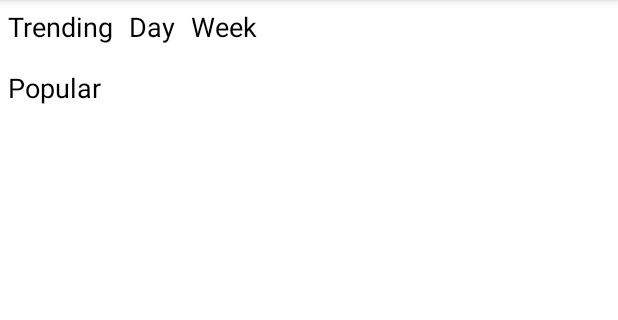
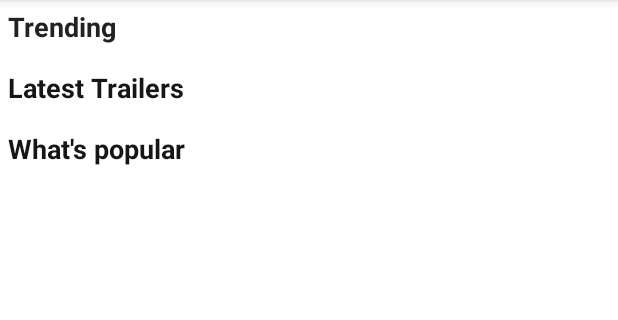
Before and after one commit to DK-UK/TMDBMovies, an Android app: the screen it shows after launch (MainActivity), on a phone screen of 412 x 824 dp, the part 84-404 px from its top. Run offline under Robolectric (Android 15) with nearby library versions, the phone set to English and light mode, and no system bars; network calls fail; pictures from the network do not load; 3 statements that could not run were skipped.

Commit message:
latest trailer added (designing pending)

```diff
--- a/app/src/main/java/com/example/myapplication/data/ApiCollection.kt
+++ b/app/src/main/java/com/example/myapplication/data/ApiCollection.kt
@@ -18,5 +18,10 @@ interface ApiCollection {
     suspend fun getPopularMovies(@Query("api_key") apiKey : String = BuildConfig.TMDB_API_KEY, @Query("sort_by") sortBy : String = "popularity.desc",
     @Query("with_watch_providers") withWatchProviders : Int = 8) : TrendingMovies
 
+    @GET("movie/{trailer_type}")
+    suspend fun getLatestTrailer(@Path("trailer_type") trailerType : String, @Query("api_key") apiKey : String = BuildConfig.TMDB_API_KEY,
+    @Query("language") language : String = "en-US", @Query("page") page : Int = 1) : TrendingMovies
+
+    /*https://api.themoviedb.org/3/movie/now_playing?api_key=568fb9ad3b36b1d871df2aa971f14d8c&language=en-US&page=1*/
     /*https://api.themoviedb.org/3/discover/movie?api_key=568fb9ad3b36b1d871df2aa971f14d8c&sort_by=popularity.desc&with_watch_providers=8&media_type=movie*/
 }
--- a/app/src/main/java/com/example/myapplication/data/MoviesRepository.kt
+++ b/app/src/main/java/com/example/myapplication/data/MoviesRepository.kt
@@ -7,8 +7,11 @@ class MoviesRepository(val apiCollection: ApiCollection) {
     suspend fun getTrendingMovies(mediaType : String, timeWindow : String) : TrendingMovies {
             return apiCollection.getTrendingMovies(mediaType, timeWindow)
     }
-
     suspend fun getPopularMovies() : TrendingMovies{
         return apiCollection.getPopularMovies()
     }
+
+    suspend fun getLatestTrailer(trailer_type : String) : TrendingMovies{
+        return apiCollection.getLatestTrailer(trailerType = trailer_type)
+    }
 }
--- a/app/src/main/java/com/example/myapplication/data/model/TrendingMovies.kt
+++ b/app/src/main/java/com/example/myapplication/data/model/TrendingMovies.kt
@@ -1,8 +1,11 @@
 package com.example.myapplication.data.model
 
+import com.example.myapplication.utils.Constant
+
 data class TrendingMovies(
-    val page: Int = 0,
+    var type : Int = Constant.TYPE_MOVIE,
+    var page: Int = 0,
     val results: List<Result> = emptyList(),
-    val total_pages: Int = 0,
-    val total_results: Int = 0
+    var total_pages: Int = 0,
+    var total_results: Int = 0
 )
--- a/app/src/main/java/com/example/myapplication/ui/HomeMoviesFragment.kt
+++ b/app/src/main/java/com/example/myapplication/ui/HomeMoviesFragment.kt
@@ -1,6 +1,7 @@
 package com.example.myapplication.ui
 
 import android.os.Bundle
+import android.util.Log
 import androidx.fragment.app.Fragment
 import android.view.LayoutInflater
 import android.view.View
@@ -14,6 +15,7 @@ import com.example.myapplication.data.ApiCollection
 import com.example.myapplication.data.MoviesRepository
 import com.example.myapplication.data.RetrofitHelper
 import com.example.myapplication.data.model.TrendingMovies
+import com.example.myapplication.utils.Constant
 import kotlinx.coroutines.CoroutineScope
 import kotlinx.coroutines.Dispatchers
 import kotlinx.coroutines.launch
@@ -28,6 +30,8 @@ class HomeMoviesFragment : Fragment() {
     private lateinit var recyclerPopularMovies : RecyclerView
     private lateinit var popularMovieAdapter : TrendingMovieAdapter
 
+    private lateinit var recyclerTrailers : RecyclerView
+    private lateinit var trailersAdapter : TrendingMovieAdapter
     override fun onCreate(savedInstanceState: Bundle?) {
         super.onCreate(savedInstanceState)
     }
@@ -47,21 +51,35 @@ class HomeMoviesFragment : Fragment() {
 
         //region Trending Movies
         initTrendingMovies(view)
-        val  trendingMovieAdapter = TrendingMovieAdapter(TrendingMovies())
+        trendingMovieAdapter = TrendingMovieAdapter(TrendingMovies())
         recyclerTrendingMovies.adapter = trendingMovieAdapter
         CoroutineScope(Dispatchers.Main).launch {
             moviesViewModel.getTrendingMovies("movie", "day").observe(requireActivity(), Observer {
+                it.type = Constant.TYPE_MOVIE
                 trendingMovieAdapter.refreshMovieList(it)
             })
         }
         //endregion
 
+        initTrailers(view)
+        trailersAdapter = TrendingMovieAdapter(TrendingMovies())
+        recyclerTrailers.adapter = trailersAdapter
+        CoroutineScope(Dispatchers.Main).launch {
+            moviesViewModel.getLatestTrailers("now_playing").observe(requireActivity(), Observer {
+                Log.e("Dhaval", "onCreateView: trailers : ${it}", )
+                it.type = Constant.TYPE_TRAILER
+                Log.e("Dhaval", "onCreateView: after type changed : ${it.type}", )
+                trailersAdapter.refreshMovieList(it)
+            })
+        }
+
         //region Popular Movies
         initPopularMovies(view)
-        val popularMovieAdapter = TrendingMovieAdapter(TrendingMovies())
+        popularMovieAdapter = TrendingMovieAdapter(TrendingMovies())
         recyclerPopularMovies.adapter = popularMovieAdapter
         CoroutineScope(Dispatchers.Main).launch {
             moviesViewModel.getPopularMovies().observe(requireActivity(), Observer {
+                it.type = Constant.TYPE_MOVIE
                 popularMovieAdapter.refreshMovieList(it)
             })
         }
@@ -83,4 +101,11 @@ class HomeMoviesFragment : Fragment() {
         recyclerPopularMovies.setHasFixedSize(true)
         recyclerPopularMovies.layoutManager = LinearLayoutManager(requireActivity(), LinearLayoutManager.HORIZONTAL, false)
     }
+
+    private fun initTrailers(view : View) {
+        trailersAdapter = TrendingMovieAdapter(TrendingMovies())
+        recyclerTrailers = view.findViewById(R.id.recycler_latest_trailers) as RecyclerView
+        recyclerTrailers.setHasFixedSize(true)
+        recyclerTrailers.layoutManager = LinearLayoutManager(requireActivity(), LinearLayoutManager.HORIZONTAL, false)
+    }
 }
--- a/app/src/main/java/com/example/myapplication/ui/MoviesViewModel.kt
+++ b/app/src/main/java/com/example/myapplication/ui/MoviesViewModel.kt
@@ -7,13 +7,17 @@ import com.example.myapplication.data.MoviesRepository
 import com.example.myapplication.data.model.TrendingMovies
 
 class MoviesViewModel(private val moviesRepository: MoviesRepository) : ViewModel() {
-    private val trendingMoviesMutableLiveData = MutableLiveData(TrendingMovies(0, emptyList(), 0, 0))
+    private val trendingMoviesMutableLiveData = MutableLiveData(TrendingMovies())
     public val _trendingMoviesLiveData : LiveData<TrendingMovies>
     get() = trendingMoviesMutableLiveData
 
-    private val popularMoviesMutableLiveData = MutableLiveData(TrendingMovies(0, emptyList(), 0, 0))
+    private val popularMoviesMutableLiveData = MutableLiveData(TrendingMovies())
     public val _popularMoviesLiveData : LiveData<TrendingMovies>
         get() = popularMoviesMutableLiveData
+
+    private val latestTrailersMutableLiveData = MutableLiveData(TrendingMovies())
+    public val _latestTrailerLiveData : LiveData<TrendingMovies>
+        get() = latestTrailersMutableLiveData
 
     suspend fun getTrendingMovies(mediaType : String, timeWindow : String) : LiveData<TrendingMovies>{
         trendingMoviesMutableLiveData.value = moviesRepository.getTrendingMovies(mediaType, timeWindow)
@@ -25,4 +29,9 @@ class MoviesViewModel(private val moviesRepository: MoviesRepository) : ViewMode
         return _popularMoviesLiveData
     }
 
+    suspend fun getLatestTrailers(trailerType : String) : LiveData<TrendingMovies> {
+        latestTrailersMutableLiveData.value = moviesRepository.getLatestTrailer(trailerType)
+        return _latestTrailerLiveData
+    }
+
 }
--- /dev/null
+++ b/app/src/main/java/com/example/myapplication/utils/Constant.kt
@@ -0,0 +1,5 @@
+package com.example.myapplication.utils
+ object Constant {
+     val TYPE_MOVIE = 0
+     val TYPE_TRAILER = 1
+}
--- /dev/null
+++ b/app/src/main/res/drawable/ic_play.xml
@@ -0,0 +1,5 @@
+<vector android:height="24dp" android:tint="#FFFFFF"
+    android:viewportHeight="24" android:viewportWidth="24"
+    android:width="24dp" xmlns:android="http://schemas.android.com/apk/res/android">
+    <path android:fillColor="@android:color/white" android:pathData="M8,5v14l11,-7z"/>
+</vector>
--- a/app/src/main/res/layout/fragment_home_movies.xml
+++ b/app/src/main/res/layout/fragment_home_movies.xml
@@ -20,12 +20,13 @@
                 android:layout_width="wrap_content"
                 android:layout_height="wrap_content"
                 android:text="Trending"
-                android:textColor="@color/black"
+                android:textColor="#232222"
                 android:textSize="18sp"
                 android:padding="5dp"
+                android:textStyle="bold"
                 />
 
-            <TextView
+           <!-- <TextView
                 android:id="@+id/txt_day"
                 android:layout_width="wrap_content"
                 android:layout_height="wrap_content"
@@ -41,7 +42,7 @@
                 android:padding="5dp"
                 android:text="Week"
                 android:textColor="@color/black"
-                android:textSize="18sp" />
+                android:textSize="18sp" />-->
 
         </LinearLayout>
 
@@ -57,11 +58,32 @@
         <TextView
             android:layout_width="wrap_content"
             android:layout_height="wrap_content"
-            android:text="Popular"
-            android:textColor="@color/black"
+            android:text="Latest Trailers"
+            android:textColor="#171616"
             android:textSize="18sp"
             android:padding="5dp"
             android:layout_marginTop="5dp"
+            android:textStyle="bold"
+            />
+
+        <androidx.recyclerview.widget.RecyclerView
+            android:id="@+id/recycler_latest_trailers"
+            android:layout_width="match_parent"
+            android:layout_height="wrap_content"
+            android:orientation="horizontal"
+            app:layoutManager="androidx.recyclerview.widget.LinearLayoutManager"
+            tools:listitem="@layout/latest_trailers"
+            />
+
+        <TextView
+            android:layout_width="wrap_content"
+            android:layout_height="wrap_content"
+            android:text="What's popular"
+            android:textColor="#171616"
+            android:textSize="18sp"
+            android:padding="5dp"
+            android:layout_marginTop="5dp"
+            android:textStyle="bold"
             />
 
         <androidx.recyclerview.widget.RecyclerView
```
Also changed, not shown: app/src/main/java/com/example/myapplication/ui/TrendingMovieAdapter.kt (+54 -10 lines), app/src/main/res/layout/latest_trailers.xml (added, +51 -0 lines).
